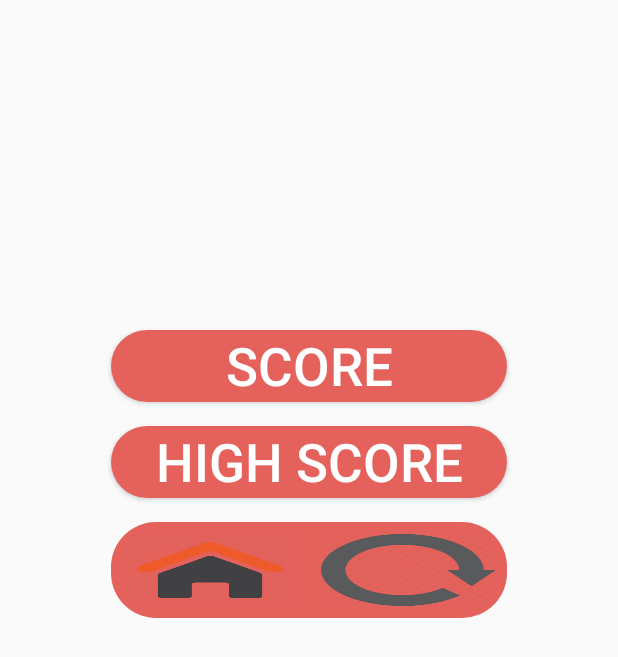
After one commit to abhinavnimesh/Bit-Math, an Android app: the layout scoreboard.xml on its own in the app's theme, with its tools: preview values and no code run, on a phone screen of 412 x 824 dp. The commit adds this screen. Shown: the top 657 px of the screen. Run offline under Robolectric (Android 15) with nearby library versions, the phone set to English and light mode, and no system bars.

Commit message:
main ui done

```diff
--- a/app/src/main/res/layout/activity_main2.xml
+++ b/app/src/main/res/layout/activity_main2.xml
@@ -64,7 +64,7 @@ android:layout_marginLeft="8dp"
 
             android:text="Tap to Play"
             android:textColor="#ffffff"
-            android:textSize="45sp"
+            android:textSize="35sp"
             tools:ignore="Suspicious0dp"
             android:layout_weight="1"/>
         <Button
@@ -80,7 +80,7 @@ android:layout_marginLeft="8dp"
             android:foreground="@drawable/ripple"
             android:textColor="#ffffff"
 
-            android:textSize="45sp" />
+            android:textSize="35sp" />
         <Button
             android:id="@+id/button3"
             android:layout_width="match_parent"
@@ -93,7 +93,7 @@ android:layout_marginLeft="8dp"
             android:text="Share"
             android:foreground="@drawable/ripple"
             android:textColor="#ffffff"
-            android:textSize="45sp" />
+            android:textSize="35sp" />
     </LinearLayout>
 
 </RelativeLayout>
--- /dev/null
+++ b/app/src/main/res/layout/scoreboard.xml
@@ -0,0 +1,93 @@
+<?xml version="1.0" encoding="utf-8"?>
+<RelativeLayout xmlns:android="http://schemas.android.com/apk/res/android"
+    xmlns:app="http://schemas.android.com/apk/res-auto"
+    xmlns:tools="http://schemas.android.com/tools"
+    android:layout_width="280dp"
+    android:layout_height="400dp"
+    tools:context="com.animator_abhi.bitmath.Main2Activity"
+    android:layout_gravity="center"
+    android:id="@+id/downLayout"
+    android:orientation="vertical"
+    android:layout_alignBottom="@+id/upLayout"
+    >
+
+    <Button
+        android:id="@+id/button1"
+        android:layout_marginLeft="8dp"
+        android:layout_marginRight="8dp"
+        android:layout_marginBottom="8dp"
+        android:layout_width="match_parent"
+        android:layout_height="wrap_content"
+        android:background="@drawable/button"
+
+        android:foreground="@drawable/ripple"
+
+        android:layout_marginTop="8dp"
+
+        android:text="SCORE"
+        android:textColor="#ffffff"
+        android:textSize="35sp"
+        tools:ignore="Suspicious0dp"
+        android:layout_weight="1"/>
+    <Button
+        android:id="@+id/button2"
+        android:layout_width="match_parent"
+        android:layout_height="wrap_content"
+        android:layout_marginLeft="8dp"
+        android:layout_marginRight="8dp"
+        android:layout_marginBottom="8dp"
+        android:background="@drawable/button"
+        android:layout_below="@id/button1"
+        android:layout_weight="1"
+        android:text="High Score"
+        android:layout_marginTop="8dp"
+
+        android:foreground="@drawable/ripple"
+        android:textColor="#ffffff"
+
+        android:textSize="35sp" />
+   <LinearLayout android:layout_below="@id/button2"
+       android:orientation="horizontal"
+       android:layout_height="wrap_content"
+       android:layout_marginTop="8dp"
+
+       android:layout_marginLeft="8dp"
+       android:layout_marginRight="8dp"
+       android:layout_marginBottom="8dp"
+       android:layout_width="match_parent"
+       android:background="@drawable/button">
+
+       <ImageView
+           android:id="@+id/button3"
+           android:layout_width="48dp"
+           android:layout_height="48dp"
+           android:layout_marginLeft="8dp"
+           android:layout_marginRight="8dp"
+           android:layout_marginBottom="8dp"
+           android:background="@drawable/homeicon"
+
+           android:layout_weight="1"
+           android:text="High Score"
+           android:layout_marginTop="8dp"
+
+           android:foreground="@drawable/ripple"
+           android:textColor="#ffffff"
+           />
+       <ImageView
+           android:id="@+id/button4"
+           android:layout_width="48dp"
+           android:layout_height="48dp"
+           android:layout_marginLeft="8dp"
+           android:layout_marginRight="8dp"
+           android:layout_marginBottom="8dp"
+           android:background="@drawable/play_again"
+           android:layout_weight="1"
+           android:text="High Score"
+           android:layout_marginTop="8dp"
+
+           android:foreground="@drawable/ripple"
+           android:textColor="#ffffff"
+           />
+
+   </LinearLayout>
+</RelativeLayout>
```
Also changed, not shown: app/src/main/res/drawable/homeicon.png (added), app/src/main/res/drawable/play_again.png (added).
